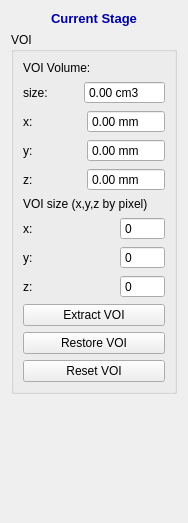
Old version of the form codes/Controller/InteractorStyles/QInteractorStyleVOI.ui in the repository wuzhuobin/PlaqueQuant.
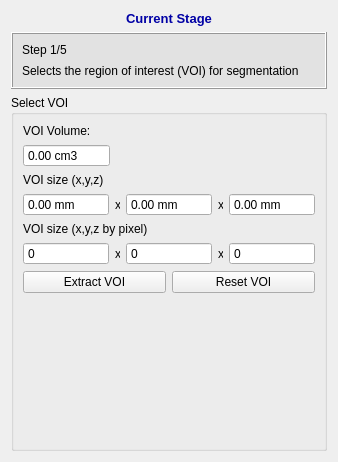
New version of the form.

Patch:
```diff
--- a/codes/Controller/InteractorStyles/QInteractorStyleVOI.ui
+++ b/codes/Controller/InteractorStyles/QInteractorStyleVOI.ui
@@ -6,14 +6,14 @@
    <rect>
     <x>0</x>
     <y>0</y>
-    <width>188</width>
-    <height>523</height>
+    <width>338</width>
+    <height>462</height>
    </rect>
   </property>
   <property name="windowTitle">
    <string>VOI</string>
   </property>
-  <layout class="QVBoxLayout" name="verticalLayout_3">
+  <layout class="QVBoxLayout" name="verticalLayout">
    <item>
     <widget class="QLabel" name="label_37">
      <property name="font">
@@ -31,10 +31,76 @@
      </property>
     </widget>
    </item>
+   <item>
+    <widget class="QFrame" name="frame_9">
+     <property name="minimumSize">
+      <size>
+       <width>0</width>
+       <height>0</height>
+      </size>
+     </property>
+     <property name="font">
+      <font>
+       <family>Arial</family>
+       <pointsize>10</pointsize>
+      </font>
+     </property>
+     <property name="styleSheet">
+      <string notr="true">background-color: rgb(226, 226, 226)</string>
+     </property>
+     <property name="frameShape">
+      <enum>QFrame::Box</enum>
+     </property>
+     <property name="frameShadow">
+      <enum>QFrame::Raised</enum>
+     </property>
+     <property name="lineWidth">
+      <number>1</number>
+     </property>
+     <layout class="QVBoxLayout" name="verticalLayout_23">
+      <property name="spacing">
+       <number>7</number>
+      </property>
+      <item>
+       <layout class="QVBoxLayout" name="verticalLayout_24">
+        <property name="spacing">
+         <number>7</number>
+        </property>
+        <item>
+         <layout class="QHBoxLayout" name="horizontalLayout_15">
+          <item>
+           <widget class="QLabel" name="label_38">
+            <property name="font">
+             <font>
+              <family>Arial</family>
+             </font>
+            </property>
+            <property name="text">
+             <string>Step 1/5</string>
+            </property>
+           </widget>
+          </item>
+         </layout>
+        </item>
+       </layout>
+      </item>
+      <item>
+       <widget class="QLabel" name="label_8">
+        <property name="text">
+         <string>Selects the region of interest (VOI) for segmentation</string>
+        </property>
+        <property name="wordWrap">
+         <bool>true</bool>
+        </property>
+       </widget>
+      </item>
+     </layout>
+    </widget>
+   </item>
    <item>
     <widget class="QGroupBox" name="groupBox">
      <property name="title">
-      <string>VOI</string>
+      <string>Select VOI</string>
      </property>
      <layout class="QVBoxLayout" name="verticalLayout_2">
       <item>
@@ -46,26 +112,6 @@
       </item>
       <item>
        <layout class="QHBoxLayout" name="horizontalLayout_3">
-        <item>
-         <widget class="QLabel" name="label_19">
-          <property name="text">
-           <string>size:</string>
-          </property>
-         </widget>
-        </item>
-        <item>
-         <spacer name="horizontalSpacer">
-          <property name="orientation">
-           <enum>Qt::Horizontal</enum>
-          </property>
-          <property name="sizeHint" stdset="0">
-           <size>
-            <width>40</width>
-            <height>20</height>
-           </size>
-          </property>
-         </spacer>
-        </item>
         <item>
          <widget class="QDoubleSpinBox" name="volumeDoubleSpinBox">
           <property name="enabled">
@@ -81,25 +127,12 @@
            <string> cm3</string>
           </property>
           <property name="maximum">
-           <double>9999.000000000000000</double>
+           <double>65535.000000000000000</double>
           </property>
          </widget>
         </item>
-       </layout>
-      </item>
       <item>
-       <layout class="QVBoxLayout" name="verticalLayout">
-        <item>
-         <layout class="QHBoxLayout" name="horizontalLayout_2">
-          <item>
-           <widget class="QLabel" name="label">
-            <property name="text">
-             <string>x:</string>
-            </property>
-           </widget>
-          </item>
-          <item>
-           <spacer name="horizontalSpacer_2">
+         <spacer name="horizontalSpacer">
             <property name="orientation">
              <enum>Qt::Horizontal</enum>
             </property>
@@ -111,45 +144,53 @@
             </property>
            </spacer>
           </item>
+       </layout>
+      </item>
           <item>
-           <widget class="QDoubleSpinBox" name="sizeDoubleSpinBoxX_mm">
-            <property name="readOnly">
-             <bool>true</bool>
-            </property>
-            <property name="buttonSymbols">
-             <enum>QAbstractSpinBox::NoButtons</enum>
-            </property>
-            <property name="suffix">
-             <string> mm</string>
-            </property>
-            <property name="maximum">
-             <double>9999.000000000000000</double>
-            </property>
-           </widget>
-          </item>
-         </layout>
+       <widget class="QLabel" name="label_19">
+        <property name="text">
+         <string>VOI size (x,y,z)</string>
+        </property>
+       </widget>
         </item>
         <item>
          <layout class="QHBoxLayout" name="horizontalLayout_4">
           <item>
-           <widget class="QLabel" name="label_2">
-            <property name="text">
-             <string>y:</string>
+         <widget class="QDoubleSpinBox" name="sizeDoubleSpinBoxX_mm">
+          <property name="readOnly">
+           <bool>true</bool>
+          </property>
+          <property name="buttonSymbols">
+           <enum>QAbstractSpinBox::NoButtons</enum>
+          </property>
+          <property name="suffix">
+           <string> mm</string>
+          </property>
+          <property name="maximum">
+           <double>9999.000000000000000</double>
             </property>
            </widget>
           </item>
           <item>
-           <spacer name="horizontalSpacer_3">
-            <property name="orientation">
-             <enum>Qt::Horizontal</enum>
-            </property>
-            <property name="sizeHint" stdset="0">
+         <widget class="QLabel" name="label_5">
+          <property name="maximumSize">
              <size>
-              <width>40</width>
-              <height>20</height>
-             </size>
-            </property>
-           </spacer>
+            <width>5</width>
+            <height>16777215</height>
+           </size>
+          </property>
+          <property name="contextMenuPolicy">
+           <enum>Qt::ActionsContextMenu</enum>
+          </property>
+          <property name="styleSheet">
+           <string notr="true">QLabel{
+	text-align: center
+}</string>
+          </property>
+          <property name="text">
+           <string>x</string>
+          </property>
+         </widget>
           </item>
           <item>
            <widget class="QDoubleSpinBox" name="sizeDoubleSpinBoxY_mm">
@@ -167,29 +208,26 @@
             </property>
            </widget>
           </item>
-         </layout>
-        </item>
         <item>
-         <layout class="QHBoxLayout" name="horizontalLayout_5">
-          <item>
-           <widget class="QLabel" name="label_3">
-            <property name="text">
-             <string>z:</string>
-            </property>
-           </widget>
-          </item>
-          <item>
-           <spacer name="horizontalSpacer_4">
-            <property name="orientation">
-             <enum>Qt::Horizontal</enum>
-            </property>
-            <property name="sizeHint" stdset="0">
+         <widget class="QLabel" name="label_6">
+          <property name="maximumSize">
              <size>
-              <width>40</width>
-              <height>20</height>
-             </size>
-            </property>
-           </spacer>
+            <width>5</width>
+            <height>16777215</height>
+           </size>
+          </property>
+          <property name="contextMenuPolicy">
+           <enum>Qt::ActionsContextMenu</enum>
+          </property>
+          <property name="styleSheet">
+           <string notr="true">QLabel{
+	text-align: center
+}</string>
+          </property>
+          <property name="text">
+           <string>x</string>
+          </property>
+         </widget>
           </item>
           <item>
            <widget class="QDoubleSpinBox" name="sizeDoubleSpinBoxZ_mm">
@@ -209,8 +247,6 @@
           </item>
          </layout>
         </item>
-       </layout>
-      </item>
       <item>
        <widget class="QLabel" name="label_10">
         <property name="text">
@@ -219,27 +255,7 @@
        </widget>
       </item>
       <item>
-       <layout class="QHBoxLayout" name="horizontalLayout_6">
-        <item>
-         <widget class="QLabel" name="label_4">
-          <property name="text">
-           <string>x:</string>
-          </property>
-         </widget>
-        </item>
-        <item>
-         <spacer name="horizontalSpacer_5">
-          <property name="orientation">
-           <enum>Qt::Horizontal</enum>
-          </property>
-          <property name="sizeHint" stdset="0">
-           <size>
-            <width>40</width>
-            <height>20</height>
-           </size>
-          </property>
-         </spacer>
-        </item>
+       <layout class="QHBoxLayout" name="horizontalLayout_8">
         <item>
          <widget class="QSpinBox" name="sizeSpinBoxX">
           <property name="buttonSymbols">
@@ -250,29 +266,26 @@
           </property>
          </widget>
         </item>
-       </layout>
-      </item>
       <item>
-       <layout class="QHBoxLayout" name="horizontalLayout_7">
-        <item>
-         <widget class="QLabel" name="label_5">
-          <property name="text">
-           <string>y:</string>
-          </property>
-         </widget>
-        </item>
-        <item>
-         <spacer name="horizontalSpacer_6">
-          <property name="orientation">
-           <enum>Qt::Horizontal</enum>
-          </property>
-          <property name="sizeHint" stdset="0">
+         <widget class="QLabel" name="label_7">
+          <property name="maximumSize">
            <size>
-            <width>40</width>
-            <height>20</height>
+            <width>5</width>
+            <height>16777215</height>
            </size>
           </property>
-         </spacer>
+          <property name="contextMenuPolicy">
+           <enum>Qt::ActionsContextMenu</enum>
+          </property>
+          <property name="styleSheet">
+           <string notr="true">QLabel{
+	text-align: center
+}</string>
+          </property>
+          <property name="text">
+           <string>x</string>
+          </property>
+         </widget>
         </item>
         <item>
          <widget class="QSpinBox" name="sizeSpinBoxY">
@@ -284,29 +297,26 @@
           </property>
          </widget>
         </item>
-       </layout>
-      </item>
       <item>
-       <layout class="QHBoxLayout" name="horizontalLayout_8">
-        <item>
-         <widget class="QLabel" name="label_6">
-          <property name="text">
-           <string>z:</string>
-          </property>
-         </widget>
-        </item>
-        <item>
-         <spacer name="horizontalSpacer_7">
-          <property name="orientation">
-           <enum>Qt::Horizontal</enum>
-          </property>
-          <property name="sizeHint" stdset="0">
+         <widget class="QLabel" name="label_18">
+          <property name="maximumSize">
            <size>
-            <width>40</width>
-            <height>20</height>
+            <width>5</width>
+            <height>16777215</height>
            </size>
           </property>
-         </spacer>
+          <property name="contextMenuPolicy">
+           <enum>Qt::ActionsContextMenu</enum>
+          </property>
+          <property name="styleSheet">
+           <string notr="true">QLabel{
+	text-align: center
+}</string>
+          </property>
+          <property name="text">
+           <string>x</string>
+          </property>
+         </widget>
         </item>
         <item>
          <widget class="QSpinBox" name="sizeSpinBoxZ">
@@ -321,7 +331,7 @@
        </layout>
       </item>
       <item>
-       <layout class="QVBoxLayout" name="verticalLayout_4">
+       <layout class="QHBoxLayout" name="horizontalLayout">
         <item>
          <widget class="QPushButton" name="pushButtonExtractVOI">
           <property name="text">
@@ -329,13 +339,6 @@
           </property>
          </widget>
         </item>
-        <item>
-         <widget class="QPushButton" name="pushButtonRestoreVOI">
-          <property name="text">
-           <string>Restore VOI</string>
-          </property>
-         </widget>
-        </item>
         <item>
          <widget class="QPushButton" name="pushButtonResetVOI">
           <property name="text">
@@ -345,12 +348,6 @@
         </item>
        </layout>
       </item>
-     </layout>
-     <zorder>label_9</zorder>
-     <zorder>label_10</zorder>
-     <zorder></zorder>
-    </widget>
-   </item>
    <item>
     <spacer name="verticalSpacer_8">
      <property name="orientation">
@@ -363,6 +360,16 @@
       </size>
      </property>
     </spacer>
+      </item>
+     </layout>
+     <zorder>label_9</zorder>
+     <zorder>label_10</zorder>
+     <zorder></zorder>
+     <zorder>pushButtonResetVOI</zorder>
+     <zorder>pushButtonExtractVOI</zorder>
+     <zorder>verticalSpacer_8</zorder>
+     <zorder>label_19</zorder>
+    </widget>
    </item>
   </layout>
  </widget>
```
Lines whose indentation alone changed are shown as unchanged.
